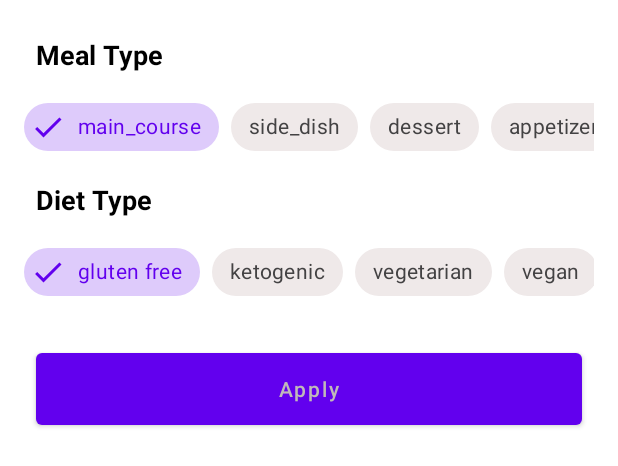
After one commit to aliatillaydemir/FoodRecipe, an Android app: the layout recipes_bottom_sheet.xml on its own in the app's theme, with its tools: preview values and no code run, on a phone screen of 412 x 824 dp. The commit adds this screen. Shown: the top 466 px of the screen. Run offline under Robolectric (Android 15) with nearby library versions, the phone set to English and light mode, and no system bars; Roboto replaces fonts that are not available here.

Commit message:
"added Bottom Sheet"

```diff
--- a/app/src/main/java/com/ayd/recipeapp/ui/fragments/recipes/RecipesFragment.kt
+++ b/app/src/main/java/com/ayd/recipeapp/ui/fragments/recipes/RecipesFragment.kt
@@ -9,7 +9,9 @@ import android.view.ViewGroup
 import android.widget.Toast
 import androidx.lifecycle.ViewModelProvider
 import androidx.lifecycle.lifecycleScope
+import androidx.navigation.fragment.findNavController
 import androidx.recyclerview.widget.LinearLayoutManager
+import com.ayd.recipeapp.R
 import com.ayd.recipeapp.viewModels.MainViewModel
 import com.ayd.recipeapp.adapter.RecipesAdapter
 import com.ayd.recipeapp.databinding.FragmentRecipesBinding
@@ -52,6 +54,10 @@ class RecipesFragment : Fragment() {
 
         setUpRecyclerView()
         readDatabase()
+
+        binding.recipesFab.setOnClickListener{
+            findNavController().navigate(R.id.action_recipesFragment_to_recipesBottomSheet)
+        }
 
         return binding.root
     }
--- /dev/null
+++ b/app/src/main/java/com/ayd/recipeapp/ui/fragments/recipes/bottomSheet/RecipesBottomSheet.kt
@@ -0,0 +1,25 @@
+package com.ayd.recipeapp.ui.fragments.recipes.bottomSheet
+
+import android.os.Bundle
+import android.view.LayoutInflater
+import android.view.View
+import android.view.ViewGroup
+import com.ayd.recipeapp.R
+import com.google.android.material.bottomsheet.BottomSheetDialogFragment
+
+
+class RecipesBottomSheet : BottomSheetDialogFragment() {
+
+
+    override fun onCreateView(
+        inflater: LayoutInflater, container: ViewGroup?,
+        savedInstanceState: Bundle?
+    ): View? {
+        // Inflate the layout for this fragment
+        return inflater.inflate(R.layout.recipes_bottom_sheet, container, false)
+
+
+    }
+
+
+}
--- a/app/src/main/java/com/ayd/recipeapp/viewModels/RecipesViewModel.kt
+++ b/app/src/main/java/com/ayd/recipeapp/viewModels/RecipesViewModel.kt
@@ -19,8 +19,8 @@ class RecipesViewModel(application: Application) : AndroidViewModel(application)
         val queries: HashMap<String,String> = HashMap()
         queries[QUERY_NUMBER] = "50"
         queries[QUERY_API_KEY] = API_KEY
-        queries[QUERY_DIET] = "snack"
-        queries[QUERY_TYPE] = "vegan"
+        queries[QUERY_DIET] = "main course"
+        queries[QUERY_TYPE] = "gluten free"
         queries[QUERY_ADD_RECIPE_INFORMATION] = "true"
         queries[QUERY_FILL_INGREDIENTS] = "true"
 
--- /dev/null
+++ b/app/src/main/res/color/chip_background_color.xml
@@ -0,0 +1,7 @@
+<?xml version="1.0" encoding="utf-8"?>
+<selector xmlns:android="http://schemas.android.com/apk/res/android">
+
+    <item android:color = "@color/checkedChipBackgroundColor" android:state_checked="true"/>
+    <item android:color = "@color/chipBackgroundColor" android:state_checked="false"/>
+
+</selector>
--- /dev/null
+++ b/app/src/main/res/color/chip_text_color.xml
@@ -0,0 +1,7 @@
+<?xml version="1.0" encoding="utf-8"?>
+<selector xmlns:android="http://schemas.android.com/apk/res/android">
+
+    <item android:color="@color/checkedChipTextColor" android:state_checked="true"/>
+    <item android:color="@color/chipTextColor" android:state_checked="false"/>
+
+</selector>
--- a/app/src/main/res/layout/fragment_recipes.xml
+++ b/app/src/main/res/layout/fragment_recipes.xml
@@ -86,7 +86,7 @@
 
 
         <com.google.android.material.floatingactionbutton.FloatingActionButton
-            android:id="@+id/floatingActionButton"
+            android:id="@+id/recipes_fab"
             android:layout_width="wrap_content"
             android:layout_height="wrap_content"
             android:layout_marginEnd="24dp"
--- /dev/null
+++ b/app/src/main/res/layout/recipes_bottom_sheet.xml
@@ -0,0 +1,274 @@
+<?xml version="1.0" encoding="utf-8"?>
+<androidx.constraintlayout.widget.ConstraintLayout xmlns:android="http://schemas.android.com/apk/res/android"
+    xmlns:app="http://schemas.android.com/apk/res-auto"
+    xmlns:tools="http://schemas.android.com/tools"
+    android:layout_width="match_parent"
+    android:layout_height="wrap_content"
+    android:background="@color/white"
+    tools:context=".ui.fragments.recipes.bottomSheet.RecipesBottomSheet">
+
+
+    <TextView
+        android:id="@+id/mealType_txt"
+        android:layout_width="wrap_content"
+        android:layout_height="wrap_content"
+        android:layout_marginStart="24dp"
+        android:layout_marginTop="24dp"
+        android:text="@string/meal_type"
+        android:textSize="18sp"
+        android:textStyle="bold"
+        android:textColor="@color/black"
+        app:layout_constraintStart_toStartOf="parent"
+        app:layout_constraintTop_toTopOf="parent" />
+
+    <HorizontalScrollView
+        android:id="@+id/mealType_scrollView"
+        android:layout_width="match_parent"
+        android:layout_height="wrap_content"
+        android:layout_marginStart="16dp"
+        android:layout_marginTop="12dp"
+        android:layout_marginEnd="16dp"
+        android:scrollbars="none"
+        app:layout_constraintEnd_toEndOf="parent"
+        app:layout_constraintStart_toStartOf="parent"
+        app:layout_constraintTop_toBottomOf="@+id/mealType_txt">
+
+        <LinearLayout
+            android:layout_width="wrap_content"
+            android:layout_height="match_parent"
+            android:orientation="horizontal" >
+
+            <com.google.android.material.chip.ChipGroup
+                android:id="@+id/mealType_chipGroup"
+                android:layout_width="match_parent"
+                android:layout_height="match_parent"
+                app:checkedChip="@+id/main_course_chip"
+                app:selectionRequired="true"
+                app:singleLine="true"
+                app:singleSelection="true">
+
+                <com.google.android.material.chip.Chip
+                    style="@style/CustomChipStyle"
+                    android:id="@+id/main_course_chip"
+                    android:layout_width="wrap_content"
+                    android:layout_height="wrap_content"
+                    android:text="@string/main_course"/>
+
+                <com.google.android.material.chip.Chip
+                    style="@style/CustomChipStyle"
+                    android:id="@+id/side_dish_chip"
+                    android:layout_width="wrap_content"
+                    android:layout_height="wrap_content"
+                    android:text="@string/side_dish"/>
+
+                <com.google.android.material.chip.Chip
+                    style="@style/CustomChipStyle"
+                    android:id="@+id/dessert_chip"
+                    android:layout_width="wrap_content"
+                    android:layout_height="wrap_content"
+                    android:text="@string/dessert"/>
+
+                <com.google.android.material.chip.Chip
+                    style="@style/CustomChipStyle"
+                    android:id="@+id/appetizer_chip"
+                    android:layout_width="wrap_content"
+                    android:layout_height="wrap_content"
+                    android:text="@string/appetizer"/>
+
+                <com.google.android.material.chip.Chip
+                    style="@style/CustomChipStyle"
+                    android:id="@+id/salad_chip"
+                    android:layout_width="wrap_content"
+                    android:layout_height="wrap_content"
+                    android:text="@string/salad"/>
+
+                <com.google.android.material.chip.Chip
+                    style="@style/CustomChipStyle"
+                    android:id="@+id/bread_chip"
+                    android:layout_width="wrap_content"
+                    android:layout_height="wrap_content"
+                    android:text="@string/bread"/>
+
+                <com.google.android.material.chip.Chip
+                    style="@style/CustomChipStyle"
+                    android:id="@+id/breakfast_chip"
+                    android:layout_width="wrap_content"
+                    android:layout_height="wrap_content"
+                    android:text="@string/breakfast"/>
+
+                <com.google.android.material.chip.Chip
+                    style="@style/CustomChipStyle"
+                    android:id="@+id/soup_chip"
+                    android:layout_width="wrap_content"
+                    android:layout_height="wrap_content"
+                    android:text="@string/soup"/>
+
+                <com.google.android.material.chip.Chip
+                    style="@style/CustomChipStyle"
+                    android:id="@+id/beverage_chip"
+                    android:layout_width="wrap_content"
+                    android:layout_height="wrap_content"
+                    android:text="@string/beverage"/>
+
+                <com.google.android.material.chip.Chip
+                    style="@style/CustomChipStyle"
+                    android:id="@+id/sauce_chip"
+                    android:layout_width="wrap_content"
+                    android:layout_height="wrap_content"
+                    android:text="@string/sauce"/>
+
+                <com.google.android.material.chip.Chip
+                    style="@style/CustomChipStyle"
+                    android:id="@+id/marinade_chip"
+                    android:layout_width="wrap_content"
+                    android:layout_height="wrap_content"
+                    android:text="@string/marinade"/>
+
+                <com.google.android.material.chip.Chip
+                    style="@style/CustomChipStyle"
+                    android:id="@+id/fingerfood_chip"
+                    android:layout_width="wrap_content"
+                    android:layout_height="wrap_content"
+                    android:text="@string/fingerfood"/>
+
+                <com.google.android.material.chip.Chip
+                    style="@style/CustomChipStyle"
+                    android:id="@+id/snack_chip"
+                    android:layout_width="wrap_content"
+                    android:layout_height="wrap_content"
+                    android:text="@string/snack"/>
+
+                <com.google.android.material.chip.Chip
+                    style="@style/CustomChipStyle"
+                    android:id="@+id/drink_chip"
+                    android:layout_width="wrap_content"
+                    android:layout_height="wrap_content"
+                    android:text="@string/drink"/>
+
+            </com.google.android.material.chip.ChipGroup>
+
+        </LinearLayout>
+
+    </HorizontalScrollView>
+
+
+    <TextView
+        android:id="@+id/dietType_txt"
+        android:layout_width="wrap_content"
+        android:layout_height="wrap_content"
+        android:layout_marginStart="24dp"
+        android:layout_marginTop="12dp"
+        android:text="@string/diet_type"
+        android:textColor="@color/black"
+        android:textSize="18sp"
+        android:textStyle="bold"
+        app:layout_constraintStart_toStartOf="parent"
+        app:layout_constraintTop_toBottomOf="@+id/mealType_scrollView" />
+
+
+    <HorizontalScrollView
+        android:id="@+id/dietType_scrollView"
+        android:layout_width="match_parent"
+        android:layout_height="wrap_content"
+        android:layout_marginStart="16dp"
+        android:layout_marginTop="12dp"
+        android:layout_marginEnd="16dp"
+        android:scrollbars="none"
+        app:layout_constraintEnd_toEndOf="parent"
+        app:layout_constraintStart_toStartOf="parent"
+        app:layout_constraintTop_toBottomOf="@+id/dietType_txt">
+
+        <LinearLayout
+            android:layout_width="wrap_content"
+            android:layout_height="match_parent"
+            android:orientation="horizontal" >
+
+            <com.google.android.material.chip.ChipGroup
+                android:id="@+id/dietType_chipGroup"
+                android:layout_width="match_parent"
+                android:layout_height="match_parent"
+                app:checkedChip="@+id/gluten_free_chip"
+                app:selectionRequired="true"
+                app:singleLine="true"
+                app:singleSelection="true">
+
+                <com.google.android.material.chip.Chip
+                    style="@style/CustomChipStyle"
+                    android:id="@+id/gluten_free_chip"
+                    android:layout_width="wrap_content"
+                    android:layout_height="wrap_content"
+                    android:text="@string/gluten_free"/>
+
+                <com.google.android.material.chip.Chip
+                    style="@style/CustomChipStyle"
+                    android:id="@+id/ketogenic_chip"
+                    android:layout_width="wrap_content"
+                    android:layout_height="wrap_content"
+                    android:text="@string/ketogenic"/>
+
+                <com.google.android.material.chip.Chip
+                    style="@style/CustomChipStyle"
+                    android:id="@+id/vegetarian_chip"
+                    android:layout_width="wrap_content"
+                    android:layout_height="wrap_content"
+                    android:text="@string/vegetarian"/>
+
+                <com.google.android.material.chip.Chip
+                    style="@style/CustomChipStyle"
+                    android:id="@+id/vegan_chip"
+                    android:layout_width="wrap_content"
+                    android:layout_height="wrap_content"
+                    android:text="@string/vegan"/>
+
+                <com.google.android.material.chip.Chip
+                    style="@style/CustomChipStyle"
+                    android:id="@+id/pescetarian_chip"
+                    android:layout_width="wrap_content"
+                    android:layout_height="wrap_content"
+                    android:text="@string/pescetarian"/>
+
+                <com.google.android.material.chip.Chip
+                    style="@style/CustomChipStyle"
+                    android:id="@+id/paleo_chip"
+                    android:layout_width="wrap_content"
+                    android:layout_height="wrap_content"
+                    android:text="@string/paleo"/>
+
+                <com.google.android.material.chip.Chip
+                    style="@style/CustomChipStyle"
+                    android:id="@+id/primal_chip"
+                    android:layout_width="wrap_content"
+                    android:layout_height="wrap_content"
+                    android:text="@string/primal"/>
+
+                <com.google.android.material.chip.Chip
+                    style="@style/CustomChipStyle"
+                    android:id="@+id/whole30_chip"
+                    android:layout_width="wrap_content"
+                    android:layout_height="wrap_content"
+                    android:text="@string/whole30"/>
+
+
+            </com.google.android.material.chip.ChipGroup>
+
+        </LinearLayout>
+
+    </HorizontalScrollView>
+
+    <Button
+        android:id="@+id/apply_button"
+        android:layout_width="match_parent"
+        android:layout_height="60dp"
+        android:layout_marginStart="24dp"
+        android:layout_marginTop="24dp"
+        android:layout_marginEnd="24dp"
+        android:layout_marginBottom="24dp"
+        android:text="@string/apply"
+        android:textAllCaps="false"
+        app:layout_constraintBottom_toBottomOf="parent"
+        app:layout_constraintEnd_toEndOf="parent"
+        app:layout_constraintStart_toStartOf="parent"
+        app:layout_constraintTop_toBottomOf="@+id/dietType_scrollView" />
+
+
+</androidx.constraintlayout.widget.ConstraintLayout>
--- a/app/src/main/res/navigation/my_nav.xml
+++ b/app/src/main/res/navigation/my_nav.xml
@@ -9,7 +9,11 @@
         android:id="@+id/recipesFragment"
         android:name="com.ayd.recipeapp.ui.fragments.recipes.RecipesFragment"
         android:label="Recipes"
-        tools:layout="@layout/fragment_recipes" />
+        tools:layout="@layout/fragment_recipes" >
+        <action
+            android:id="@+id/action_recipesFragment_to_recipesBottomSheet"
+            app:destination="@id/recipesBottomSheet" />
+    </fragment>
     <fragment
         android:id="@+id/favoriteRecipesFragment"
         android:name="com.ayd.recipeapp.ui.fragments.favorites.FavoriteRecipesFragment"
@@ -20,5 +24,14 @@
         android:name="com.ayd.recipeapp.ui.fragments.foodjokes.foodJokeFragment"
         android:label="Food Joke"
         tools:layout="@layout/fragment_food_joke" />
+    <dialog
+        android:id="@+id/recipesBottomSheet"
+        android:name="com.ayd.recipeapp.ui.fragments.recipes.bottomSheet.RecipesBottomSheet"
+        android:label="recipes_bottom_sheet"
+        tools:layout="@layout/recipes_bottom_sheet" >
+        <action
+            android:id="@+id/action_recipesBottomSheet_to_recipesFragment"
+            app:destination="@id/recipesFragment" />
+    </dialog>
 
 </navigation>
--- a/app/src/main/res/values/colors.xml
+++ b/app/src/main/res/values/colors.xml
@@ -7,4 +7,11 @@
     <color name="teal_700">#FF018786</color>
     <color name="black">#FF000000</color>
     <color name="white">#FFFFFFFF</color>
+
+
+    // Custom Chip Style
+        <color name = "checkedChipBackgroundColor">#346200EE</color>
+        <color name = "chipBackgroundColor">#EFE9E9</color>
+        <color name = "checkedChipTextColor">#FF6200EE</color>
+        <color name = "chipTextColor">#434243</color>
 </resources>
--- a/app/src/main/res/values/strings.xml
+++ b/app/src/main/res/values/strings.xml
@@ -6,5 +6,30 @@
     <string name="recipes_fragment">Recipes</string>
     <string name="favorite_recipes_fragment">Favorite Recipes</string>
     <string name="food_joke">Food Joke</string>
+    <string name="meal_type">Meal Type</string>
+    <string name="main_course">main_course</string>
+    <string name="side_dish">side_dish</string>
+    <string name="dessert">dessert</string>
+    <string name="appetizer">appetizer</string>
+    <string name="salad">salad</string>
+    <string name="bread">bread</string>
+    <string name="breakfast">breakfast</string>
+    <string name="soup">soup</string>
+    <string name="beverage">beverage</string>
+    <string name="sauce">sauce</string>
+    <string name="marinade">marinade</string>
+    <string name="fingerfood">fingerfood</string>
+    <string name="snack">snack</string>
+    <string name="drink">drink</string>
+    <string name="diet_type">Diet Type</string>
+    <string name="gluten_free">gluten free</string>
+    <string name="ketogenic">ketogenic</string>
+    <string name="vegetarian">vegetarian</string>
+    <string name="vegan">vegan</string>
+    <string name="pescetarian">pescetarian</string>
+    <string name="paleo">paleo</string>
+    <string name="primal">primal</string>
+    <string name="whole30">whole30</string>
+    <string name="apply">Apply</string>
 
 </resources>
--- a/app/src/main/res/values/themes.xml
+++ b/app/src/main/res/values/themes.xml
@@ -4,7 +4,7 @@
         <!-- Primary brand color. -->
         <item name="colorPrimary">@color/purple_500</item>
         <item name="colorPrimaryVariant">@color/purple_700</item>
-        <item name="colorOnPrimary">@color/white</item>
+        <item name="colorOnPrimary">#C1B9B9</item>
         <!-- Secondary brand color. -->
         <item name="colorSecondary">@color/teal_200</item>
         <item name="colorSecondaryVariant">@color/teal_700</item>
@@ -13,4 +13,13 @@
         <item name="android:statusBarColor" tools:targetApi="l">?attr/colorPrimaryVariant</item>
         <!-- Customize your theme here. -->
     </style>
+
+    // Custom Chip Style
+    <style name="CustomChipStyle" parent="Widget.MaterialComponents.Chip.Filter">
+        <item name = "chipBackgroundColor">@color/chip_background_color</item>
+        <item name = "android:textColor">@color/chip_text_color</item>
+        <item name = "checkedIconTint">@color/chip_text_color</item>
+    </style>
+
+
 </resources>
```
